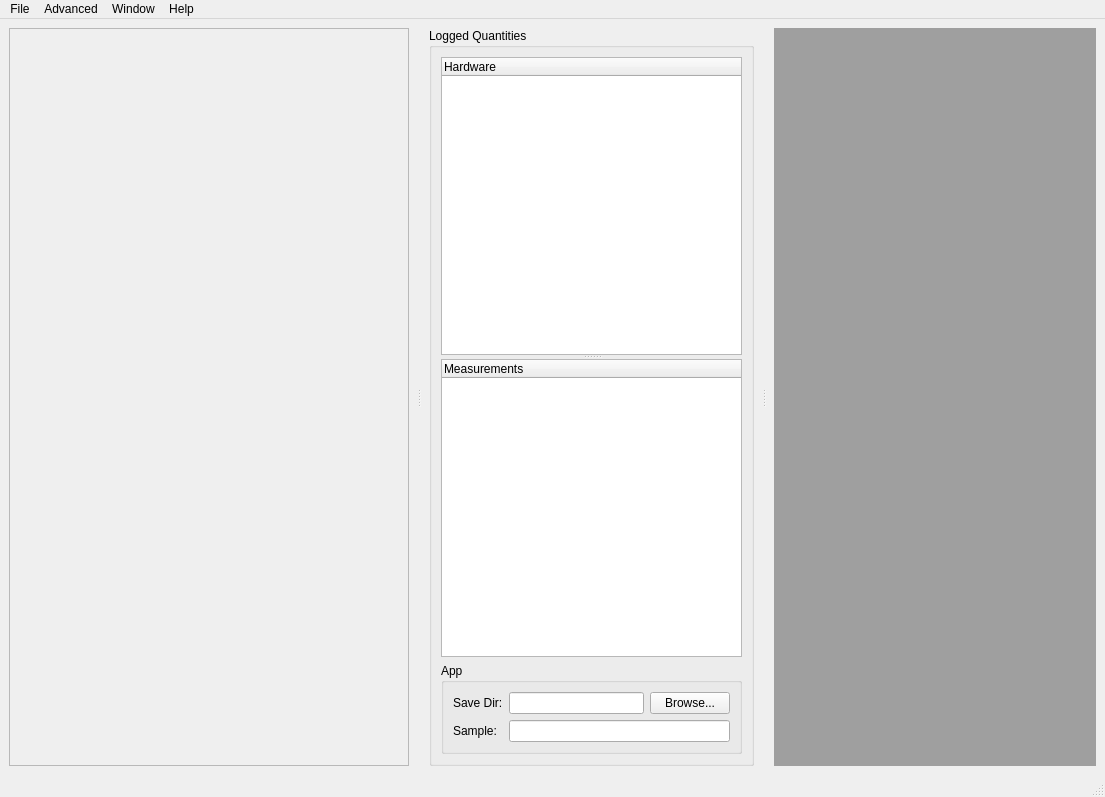
Qt form ScopeFoundry/base_microscope_app_mdi.ui (UBene/HW_srs_sg380) before a commit.
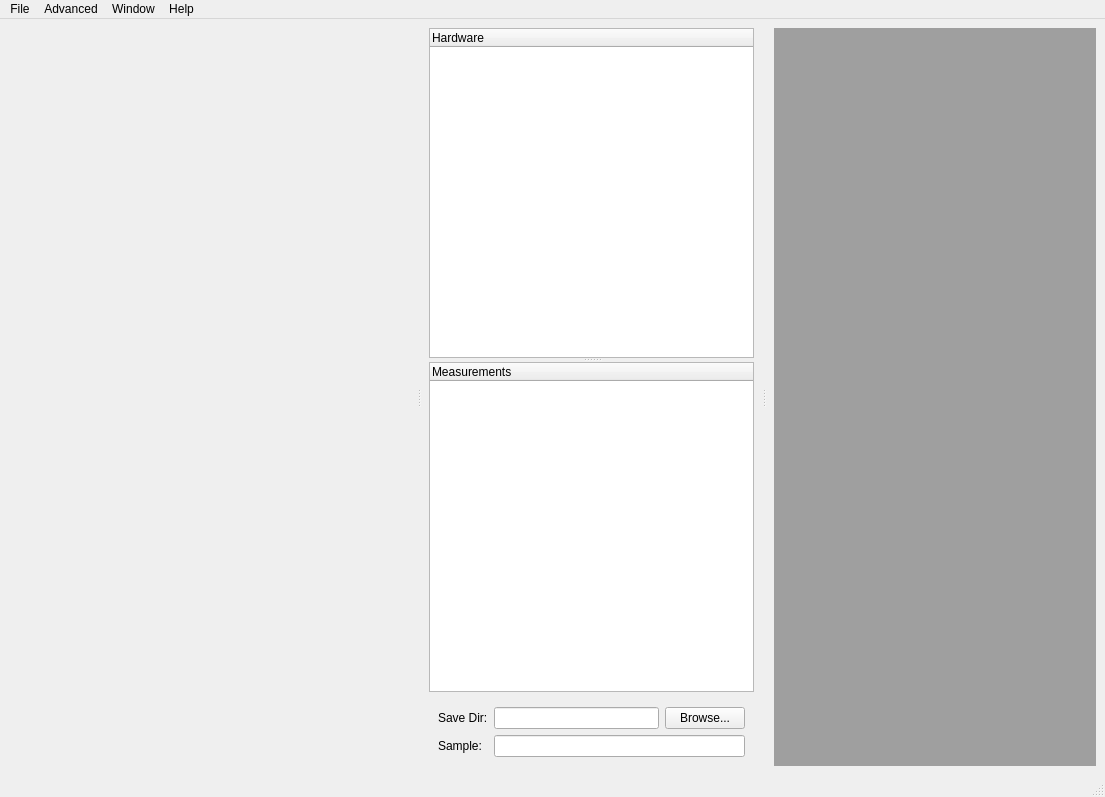
The same form after that commit. Icons and pictures are not drawn.

Commit message: [base_microscope_app ui] clean up.

```diff
--- a/ScopeFoundry/base_microscope_app_mdi.ui
+++ b/ScopeFoundry/base_microscope_app_mdi.ui
@@ -40,6 +40,15 @@
          <height>0</height>
         </size>
        </property>
+       <property name="frameShape">
+        <enum>QFrame::NoFrame</enum>
+       </property>
+       <property name="frameShadow">
+        <enum>QFrame::Sunken</enum>
+       </property>
+       <property name="lineWidth">
+        <number>0</number>
+       </property>
        <property name="widgetResizable">
         <bool>true</bool>
        </property>
@@ -48,23 +57,20 @@
          <rect>
           <x>0</x>
           <y>0</y>
-          <width>398</width>
-          <height>736</height>
+          <width>400</width>
+          <height>746</height>
          </rect>
         </property>
         <layout class="QVBoxLayout" name="verticalLayout_2"/>
        </widget>
       </widget>
-      <widget class="QGroupBox" name="lq_trees_groupBox">
+      <widget class="QWidget" name="lq_trees_widget" native="true">
        <property name="minimumSize">
         <size>
          <width>325</width>
          <height>0</height>
         </size>
        </property>
-       <property name="title">
-        <string>Logged Quantities</string>
-       </property>
        <layout class="QGridLayout" name="gridLayout">
         <item row="1" column="1">
          <widget class="QSplitter" name="splitter">
@@ -88,10 +94,7 @@
          </widget>
         </item>
         <item row="2" column="1">
-         <widget class="QGroupBox" name="groupBox">
-          <property name="title">
-           <string>App</string>
-          </property>
+         <widget class="QWidget" name="widget" native="true">
           <layout class="QGridLayout" name="gridLayout_3">
            <item row="1" column="1" colspan="2">
             <widget class="QLineEdit" name="sample_lineEdit"/>
```
Left out of the diff: 2 changed lines with no effect on the pictures. The commit also changes 3 other files.
